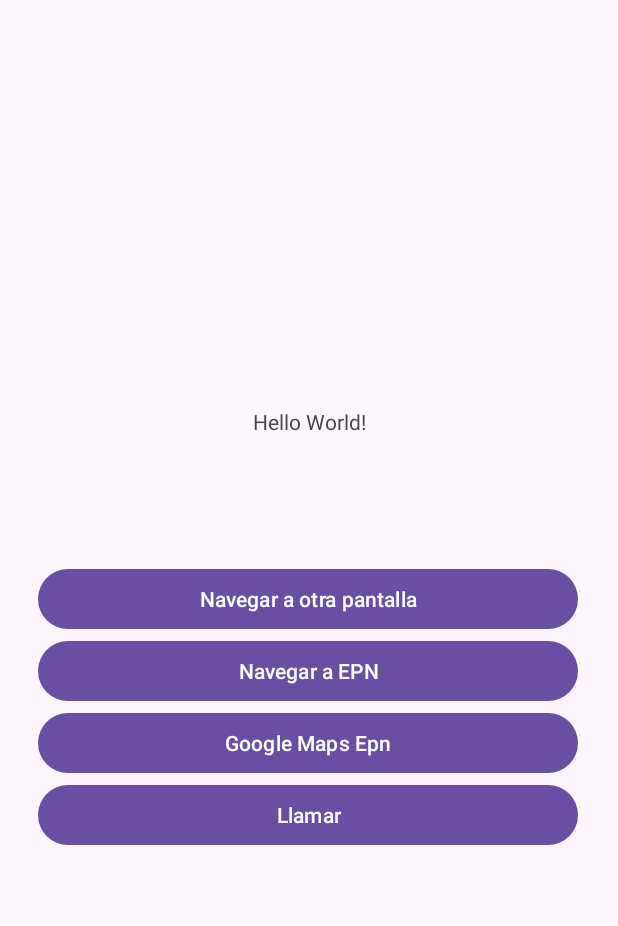
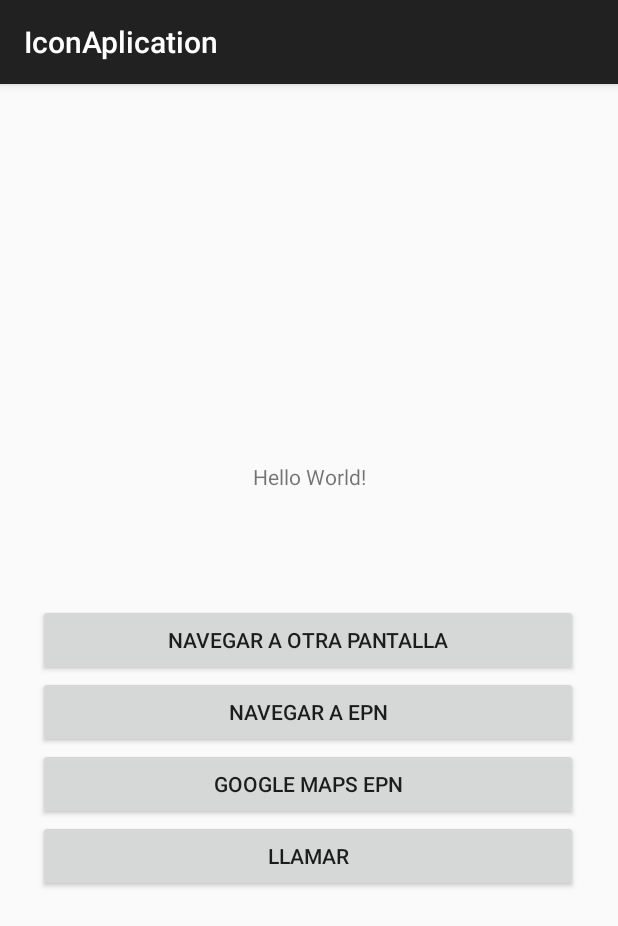
Before and after one commit to Estefano2344/IconAplication, an Android app: the screen it shows after launch (MainActivity), on a phone screen of 412 x 824 dp. Shown: the top 926 px of the screen. Run offline under Robolectric (Android 15) with nearby library versions, the phone set to English and light mode, and no system bars.

Commit message:
Third Version: Action Bar

```diff
--- a/app/src/main/AndroidManifest.xml
+++ b/app/src/main/AndroidManifest.xml
@@ -23,6 +23,7 @@
             android:exported="false" />
         <activity
             android:name=".MainActivity2"
+            android:parentActivityName=".MainActivity"
             android:exported="false" />
         <activity
             android:name=".MainActivity"
--- a/app/src/main/java/com/proano/estefano/myapplication/MainActivity2.kt
+++ b/app/src/main/java/com/proano/estefano/myapplication/MainActivity2.kt
@@ -27,13 +27,13 @@ class MainActivity2 : AppCompatActivity() {
             // Corrected syntax for starting a new activity
             // Make sure MainActivity2 exists in your project
             startActivity(Intent(this, MainActivity::class.java))
-            finish()
         }
 
         BtToPantalla3.setOnClickListener {
             // Corrected syntax for starting a new activity
             // Make sure MainActivity2 exists in your project
             startActivity(Intent(this, MainActivity3::class.java))
+            //finish()
         }
 
     }
--- a/app/src/main/res/values/themes.xml
+++ b/app/src/main/res/values/themes.xml
@@ -1,6 +1,7 @@
 <resources xmlns:tools="http://schemas.android.com/tools">
     <!-- Base application theme. -->
-    <style name="Base.Theme.IconAplication" parent="Theme.Material3.DayNight.NoActionBar">
+    <!--<style name="Base.Theme.IconAplication" parent="Theme.Material3.DayNight.NoActionBar">-->
+    <style name="Base.Theme.IconAplication" parent="Theme.AppCompat.DayNight.DarkActionBar">
         <!-- Customize your light theme here. -->
         <!-- <item name="colorPrimary">@color/my_light_primary</item> -->
     </style>
```
Also changed, not shown: app/src/main/java/com/proano/estefano/myapplication/MainActivity3.kt (+10 -0 lines).
